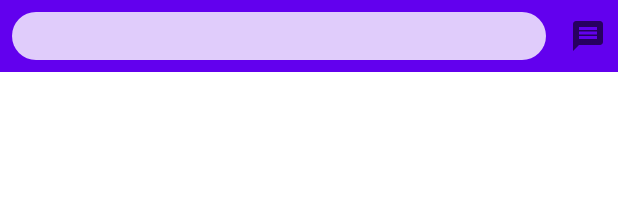
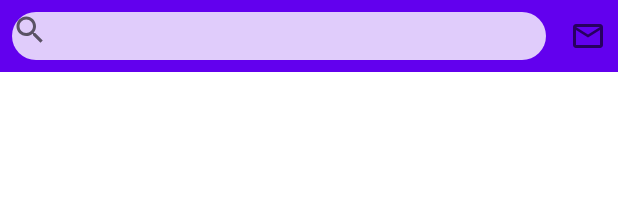
Before and after one commit to dxslin/ComposeStudy, an Android app built with Jetpack Compose: the @Preview function SearchTopBar, on a phone screen of 412 x 824 dp. Shown: the top 206 px of the screen. Run offline under Robolectric (Android 15) with nearby library versions, the phone set to English and light mode, and no system bars; our stand-ins replace accompanist.

Commit message:
[dev] xml create theme

```diff
--- a/SPlayAndroid/src/main/java/com/slin/splayandroid/ui/home/HomePanel.kt
+++ b/SPlayAndroid/src/main/java/com/slin/splayandroid/ui/home/HomePanel.kt
@@ -140,6 +140,7 @@ fun PagerScope.BannerItem(page: Int, banner: BannerBean) {
     }
 }
 
+
 @Preview
 @Composable
 fun PreviewBanner() {
@@ -148,5 +149,4 @@ fun PreviewBanner() {
     val banners: List<BannerBean> = bannersData.fromJsonArray()
     println("banners: $banners")
     Banner(banners = banners)
-
 }
--- a/SPlayAndroid/src/main/java/com/slin/splayandroid/ui/home/HomeScreen.kt
+++ b/SPlayAndroid/src/main/java/com/slin/splayandroid/ui/home/HomeScreen.kt
@@ -7,13 +7,12 @@ import androidx.compose.foundation.shape.RoundedCornerShape
 import androidx.compose.foundation.text.BasicTextField
 import androidx.compose.material.*
 import androidx.compose.runtime.*
-import androidx.compose.runtime.livedata.observeAsState
 import androidx.compose.ui.Alignment
 import androidx.compose.ui.Modifier
 import androidx.compose.ui.res.painterResource
+import androidx.compose.ui.res.stringArrayResource
 import androidx.compose.ui.tooling.preview.Preview
 import androidx.compose.ui.unit.dp
-import androidx.lifecycle.viewmodel.compose.viewModel
 import com.google.accompanist.insets.statusBarsPadding
 import com.google.accompanist.pager.ExperimentalPagerApi
 import com.google.accompanist.pager.HorizontalPager
@@ -37,15 +36,17 @@ import com.slin.splayandroid.R
 @OptIn(ExperimentalPagerApi::class)
 @Composable
 fun HomeScreen() {
-    val homeViewModel: HomeViewModel = viewModel()
 
-    val name by homeViewModel.name.observeAsState()
-    val count by homeViewModel.count.observeAsState()
-    val banners by homeViewModel.bannerFlow.collectAsState()
 
-    Scaffold(topBar = { SearchTopBar() }, modifier = Modifier.statusBarsPadding()) {
+    Scaffold(
+        topBar = { SearchTopBar() },
+        modifier = Modifier
+            .background(MaterialTheme.colors.primary)
+            .statusBarsPadding(),
+        backgroundColor = MaterialTheme.colors.background,
+    ) {
         Column(modifier = Modifier) {
-            val panelTitles = arrayOf("每日一问", "首页", "广场")
+            val panelTitles = stringArrayResource(id = R.array.array_home_tabs)
             val pagerState = rememberPagerState(pageCount = panelTitles.size, initialPage = 1)
             var selectTabPosition by remember { mutableStateOf(pagerState.currentPage) }
 
@@ -102,10 +103,19 @@ fun SearchTopBar() {
                     shape = RoundedCornerShape(24.dp)
                 )
         ) {
-            BasicTextField(value = searchText, onValueChange = { text -> searchText = text })
+            Row() {
+                Image(
+                    painter = painterResource(id = R.drawable.ic_baseline_search_24),
+                    contentDescription = "Search",
+                    modifier = Modifier
+                        .align(Alignment.CenterVertically)
+                        .padding(end = 8.dp)
+                )
+                BasicTextField(value = searchText, onValueChange = { text -> searchText = text })
+            }
         }
         Image(
-            painter = painterResource(id = R.drawable.ic_baseline_message_24),
+            painter = painterResource(id = R.drawable.ic_baseline_mail_outline_24),
             contentDescription = "Message",
             modifier = Modifier
                 .height(48.dp)
--- /dev/null
+++ b/SPlayAndroid/src/main/res/drawable/ic_baseline_mail_outline_24.xml
@@ -0,0 +1,10 @@
+<vector xmlns:android="http://schemas.android.com/apk/res/android"
+    android:width="24dp"
+    android:height="24dp"
+    android:tint="?attr/colorControlNormal"
+    android:viewportWidth="24"
+    android:viewportHeight="24">
+  <path
+      android:fillColor="@android:color/white"
+      android:pathData="M20,4L4,4c-1.1,0 -1.99,0.9 -1.99,2L2,18c0,1.1 0.9,2 2,2h16c1.1,0 2,-0.9 2,-2L22,6c0,-1.1 -0.9,-2 -2,-2zM20,18L4,18L4,8l8,5 8,-5v10zM12,11L4,6h16l-8,5z" />
+</vector>
--- /dev/null
+++ b/SPlayAndroid/src/main/res/drawable/ic_baseline_search_24.xml
@@ -0,0 +1,10 @@
+<vector xmlns:android="http://schemas.android.com/apk/res/android"
+    android:width="24dp"
+    android:height="24dp"
+    android:tint="?attr/colorControlNormal"
+    android:viewportWidth="24"
+    android:viewportHeight="24">
+  <path
+      android:fillColor="@android:color/white"
+      android:pathData="M15.5,14h-0.79l-0.28,-0.27C15.41,12.59 16,11.11 16,9.5 16,5.91 13.09,3 9.5,3S3,5.91 3,9.5 5.91,16 9.5,16c1.61,0 3.09,-0.59 4.23,-1.57l0.27,0.28v0.79l5,4.99L20.49,19l-4.99,-5zM9.5,14C7.01,14 5,11.99 5,9.5S7.01,5 9.5,5 14,7.01 14,9.5 11.99,14 9.5,14z" />
+</vector>
--- a/SPlayAndroid/src/main/res/values/colors.xml
+++ b/SPlayAndroid/src/main/res/values/colors.xml
@@ -10,7 +10,8 @@
     <color name="background">#FFF6F7F8</color>
     <color name="transparent">#00000000</color>
 
-    <color name="immersive_sys_ui">#33000000</color>
+    <color name="immersive_sys_ui">#00000000</color>
+    <!--    <color name="immersive_sys_ui">#33000000</color>-->
     <color name="nav_bar">@color/immersive_sys_ui</color>
 
 </resources>
--- a/SPlayAndroid/src/main/res/values/strings.xml
+++ b/SPlayAndroid/src/main/res/values/strings.xml
@@ -4,4 +4,8 @@
     <string name="title_dashboard">Dashboard</string>
     <string name="title_notifications">Notifications</string>
 
+    <string name="tab_daily_question">每日一问</string>
+    <string name="tab_home">首页</string>
+    <string name="tab_piazza">广场</string>
+
 </resources>
```
Also changed, not shown: SPlayAndroid/src/main/java/com/slin/splayandroid/ui/theme/Theme.kt (+16 -6 lines), SPlayAndroid/src/main/res/values/arrays.xml (added, +8 -0 lines).
